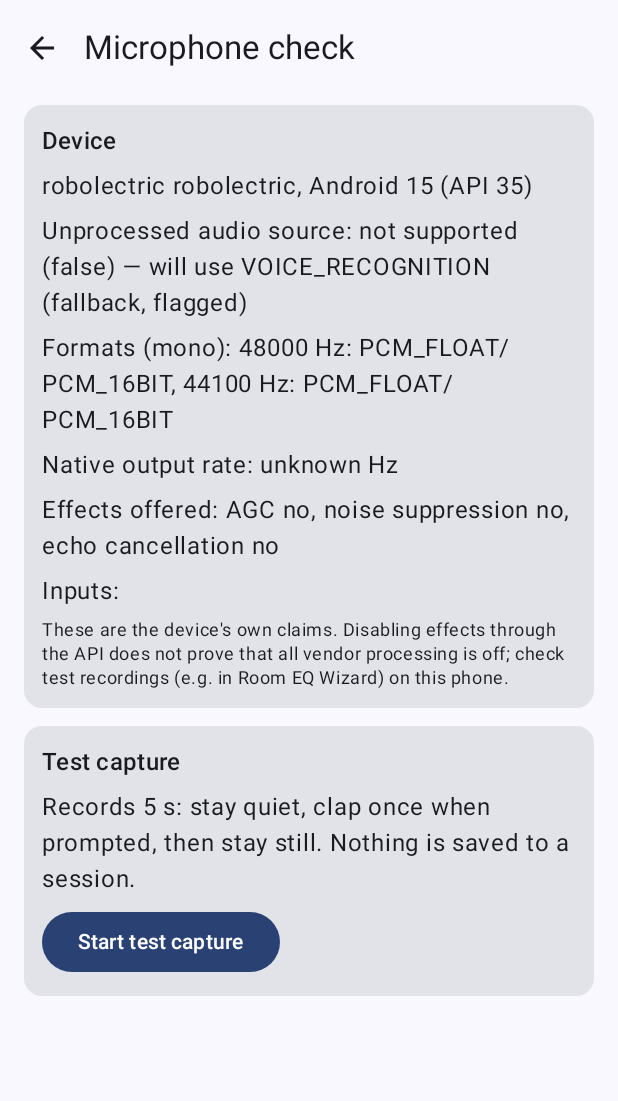
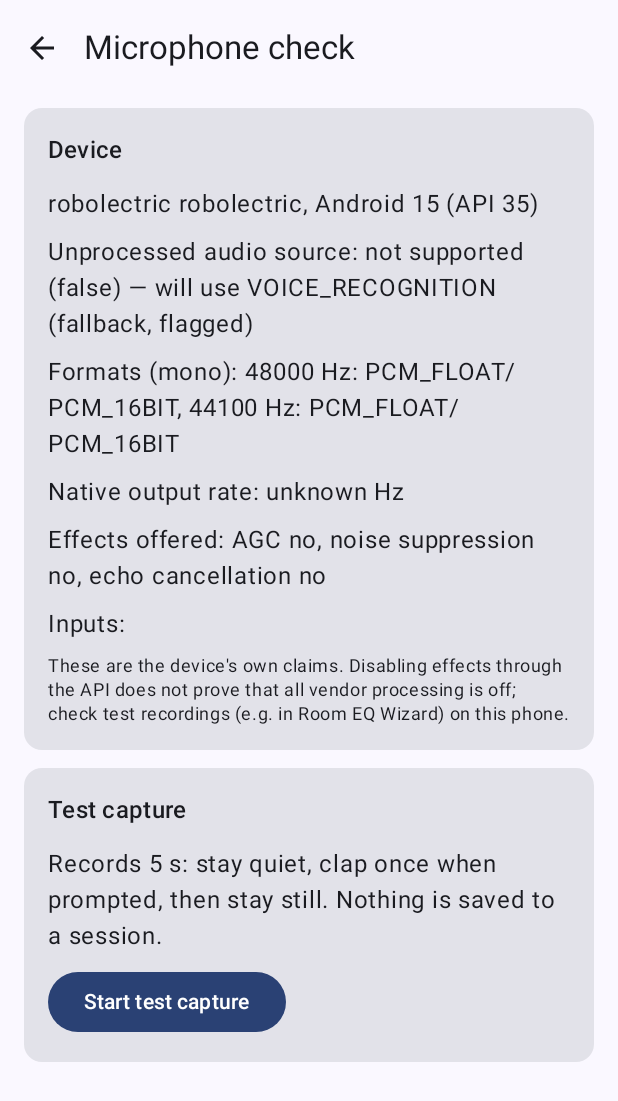
Before and after one commit to johannilsson/klang, an Android app built with Jetpack Compose: the screen it shows after launch (MainActivity), after a tap on "Microphone check", on a phone screen of 412 x 824 dp. Shown: the top 1101 px of the screen. Run offline under Robolectric (Android 15) with nearby library versions, the phone set to English and light mode, and no system bars.

Commit message:
Use one spacing system across all screens
Paddings had grown ad hoc (12/6 dp cards, 4 dp offsets, a 24 dp end inset
on clap rows while Material 3's ListItem uses 16 dp), so the chevron sat
too far in and the attempt detail cards felt cramped.

- Screens: 16 dp margins, 8 dp under the top bar, 24 dp at the end (96 dp
  with a FAB), 12 dp between cards (ScreenPadding / FabScreenPadding).
- Cards: 16 dp inside, 8 dp between lines, 4 dp extra under the title.
- Clap rows: 16 dp both sides and 12 dp vertical, matching ListItem.
- Text outside cards aligns with the card edges; capture cards get their
  spacing from the parent instead of their own margins.

Co-Authored-By: Claude Opus 5.5 <noreply@anthropic.com>
Claude-Session: https://claude.ai/code/session_01FjUWqdDY1Hp2jsZRF9MFzY

```diff
--- a/app/src/main/java/se/klang/app/ui/Components.kt
+++ b/app/src/main/java/se/klang/app/ui/Components.kt
@@ -9,6 +9,7 @@ import androidx.compose.foundation.background
 import androidx.compose.foundation.layout.Arrangement
 import androidx.compose.foundation.layout.Box
 import androidx.compose.foundation.layout.Column
+import androidx.compose.foundation.layout.PaddingValues
 import androidx.compose.foundation.layout.Row
 import androidx.compose.foundation.layout.fillMaxWidth
 import androidx.compose.foundation.layout.height
@@ -41,6 +42,13 @@ import se.klang.dsp.ReasonCode
 import se.klang.sessions.Curve
 import se.klang.sessions.Fit
 import java.util.Locale
+
+/**
+ * Screen insets for scrolling content: 16 dp margins (Material compact width), 8 dp under the top bar,
+ * 24 dp at the end. Screens with a floating action button use [FabScreenPadding] so the last item clears it.
+ */
+val ScreenPadding = PaddingValues(start = 16.dp, top = 8.dp, end = 16.dp, bottom = 24.dp)
+val FabScreenPadding = PaddingValues(start = 16.dp, top = 8.dp, end = 16.dp, bottom = 96.dp)
 
 fun fmt(v: Double?, digits: Int = 2): String = v?.let { String.format(Locale.ROOT, "%.${digits}f", it) } ?: "—"
 
@@ -85,9 +93,10 @@ fun StateChip(state: QualityState, modifier: Modifier = Modifier) {
 
 @Composable
 fun SectionCard(title: String, modifier: Modifier = Modifier, content: @Composable () -> Unit) {
-    Card(modifier.fillMaxWidth().padding(vertical = 6.dp)) {
-        Column(Modifier.padding(12.dp), verticalArrangement = Arrangement.spacedBy(6.dp)) {
-            Text(title, style = MaterialTheme.typography.titleMedium)
+    // 16 dp inside, 8 dp between lines; spacing between cards comes from the list (12 dp).
+    Card(modifier.fillMaxWidth()) {
+        Column(Modifier.padding(16.dp), verticalArrangement = Arrangement.spacedBy(8.dp)) {
+            Text(title, style = MaterialTheme.typography.titleMedium, modifier = Modifier.padding(bottom = 4.dp))
             content()
         }
     }
--- a/app/src/main/java/se/klang/app/ui/screens/CapabilityScreen.kt
+++ b/app/src/main/java/se/klang/app/ui/screens/CapabilityScreen.kt
@@ -3,6 +3,7 @@ package se.klang.app.ui.screens
 import android.content.Intent
 import androidx.compose.foundation.layout.Arrangement
 import androidx.compose.foundation.layout.Row
+import androidx.compose.foundation.layout.fillMaxSize
 import androidx.compose.foundation.layout.fillMaxWidth
 import androidx.compose.foundation.layout.padding
 import androidx.compose.foundation.lazy.LazyColumn
@@ -19,6 +20,7 @@ import androidx.compose.ui.unit.dp
 import kotlinx.coroutines.launch
 import se.klang.app.AppViewModel
 import se.klang.app.CaptureUi
+import se.klang.app.ui.ScreenPadding
 import se.klang.app.ui.SectionCard
 import se.klang.app.ui.StateChip
 import se.klang.app.ui.fmt
@@ -36,7 +38,11 @@ fun CapabilityScreen(vm: AppViewModel, modifier: Modifier = Modifier) {
     val caps = vm.capabilities
     val startTest = rememberWithMicPermission(onDenied = { vm.permissionDenied() }) { vm.runTestCapture() }
 
-    LazyColumn(modifier.fillMaxWidth().padding(horizontal = 16.dp)) {
+    LazyColumn(
+        modifier.fillMaxSize(),
+        contentPadding = ScreenPadding,
+        verticalArrangement = Arrangement.spacedBy(12.dp),
+    ) {
         item {
             SectionCard("Device") {
                 if (caps == null) Text("Reading capabilities…") else {
--- a/app/src/main/java/se/klang/app/ui/screens/HomeScreen.kt
+++ b/app/src/main/java/se/klang/app/ui/screens/HomeScreen.kt
@@ -2,7 +2,6 @@ package se.klang.app.ui.screens
 
 import androidx.compose.foundation.clickable
 import androidx.compose.foundation.layout.Arrangement
-import androidx.compose.foundation.layout.PaddingValues
 import androidx.compose.foundation.layout.fillMaxSize
 import androidx.compose.foundation.layout.fillMaxWidth
 import androidx.compose.foundation.layout.padding
@@ -24,6 +23,7 @@ import androidx.compose.ui.graphics.Color
 import androidx.compose.ui.unit.dp
 import se.klang.app.AppViewModel
 import se.klang.app.Screen
+import se.klang.app.ui.FabScreenPadding
 
 @Composable
 fun HomeScreen(vm: AppViewModel, modifier: Modifier = Modifier) {
@@ -32,7 +32,7 @@ fun HomeScreen(vm: AppViewModel, modifier: Modifier = Modifier) {
 
     LazyColumn(
         modifier.fillMaxSize(),
-        contentPadding = PaddingValues(start = 16.dp, end = 16.dp, bottom = 96.dp),
+        contentPadding = FabScreenPadding,
         verticalArrangement = Arrangement.spacedBy(8.dp),
     ) {
         item {
@@ -42,7 +42,6 @@ fun HomeScreen(vm: AppViewModel, modifier: Modifier = Modifier) {
                     "useful for before/after comparison, not a calibrated or certified measurement.",
                 style = MaterialTheme.typography.bodyMedium,
                 color = MaterialTheme.colorScheme.onSurfaceVariant,
-                modifier = Modifier.padding(horizontal = 4.dp, vertical = 4.dp),
             )
         }
         if (rooms.isEmpty()) {
@@ -66,7 +65,6 @@ fun HomeScreen(vm: AppViewModel, modifier: Modifier = Modifier) {
                     "No rooms yet. Tap New room to start.",
                     style = MaterialTheme.typography.bodyMedium,
                     color = MaterialTheme.colorScheme.onSurfaceVariant,
-                    modifier = Modifier.padding(horizontal = 4.dp, vertical = 8.dp),
                 )
             }
         } else {
--- a/app/src/main/java/se/klang/app/ui/screens/SessionScreen.kt
+++ b/app/src/main/java/se/klang/app/ui/screens/SessionScreen.kt
@@ -6,7 +6,6 @@ import androidx.compose.foundation.layout.Box
 import androidx.compose.foundation.shape.CircleShape
 import androidx.compose.foundation.layout.Arrangement
 import androidx.compose.foundation.layout.Column
-import androidx.compose.foundation.layout.PaddingValues
 import androidx.compose.foundation.layout.Row
 import androidx.compose.foundation.layout.Spacer
 import androidx.compose.foundation.layout.fillMaxSize
@@ -52,6 +51,7 @@ import se.klang.app.AppViewModel
 import se.klang.app.Screen
 import se.klang.app.Sheet
 import se.klang.app.ui.theme.ValidColor
+import se.klang.app.ui.ScreenPadding
 import se.klang.app.ui.SectionCard
 import se.klang.app.ui.StateChip
 import se.klang.app.ui.advice
@@ -81,7 +81,7 @@ fun SessionScreen(vm: AppViewModel, sessionId: String, modifier: Modifier = Modi
 
     LazyColumn(
         modifier.fillMaxSize(),
-        contentPadding = PaddingValues(start = 16.dp, end = 16.dp, bottom = 24.dp),
+        contentPadding = ScreenPadding,
         verticalArrangement = Arrangement.spacedBy(12.dp),
     ) {
         item {
@@ -212,7 +212,7 @@ private fun AttemptRow(a: CaptureAttempt, onClick: () -> Unit) {
     // Same insets and text styles as a three-line Material list item, but with the badge and chevron
     // centred vertically (ListItem top-aligns them in three-line rows).
     Row(
-        Modifier.fillMaxWidth().heightIn(min = 88.dp).clickable(onClick = onClick).padding(start = 16.dp, end = 24.dp, top = 12.dp, bottom = 12.dp),
+        Modifier.fillMaxWidth().heightIn(min = 88.dp).clickable(onClick = onClick).padding(horizontal = 16.dp, vertical = 12.dp),
         verticalAlignment = Alignment.CenterVertically,
         horizontalArrangement = Arrangement.spacedBy(16.dp),
     ) {
```
Also changed, not shown: app/src/main/java/se/klang/app/ui/screens/AttemptScreen.kt (+8 -2 lines), app/src/main/java/se/klang/app/ui/screens/CapturePanel.kt (+7 -6 lines), app/src/main/java/se/klang/app/ui/screens/CompareScreen.kt (+10 -4 lines), app/src/main/java/se/klang/app/ui/screens/RoomScreen.kt (+5 -5 lines).
